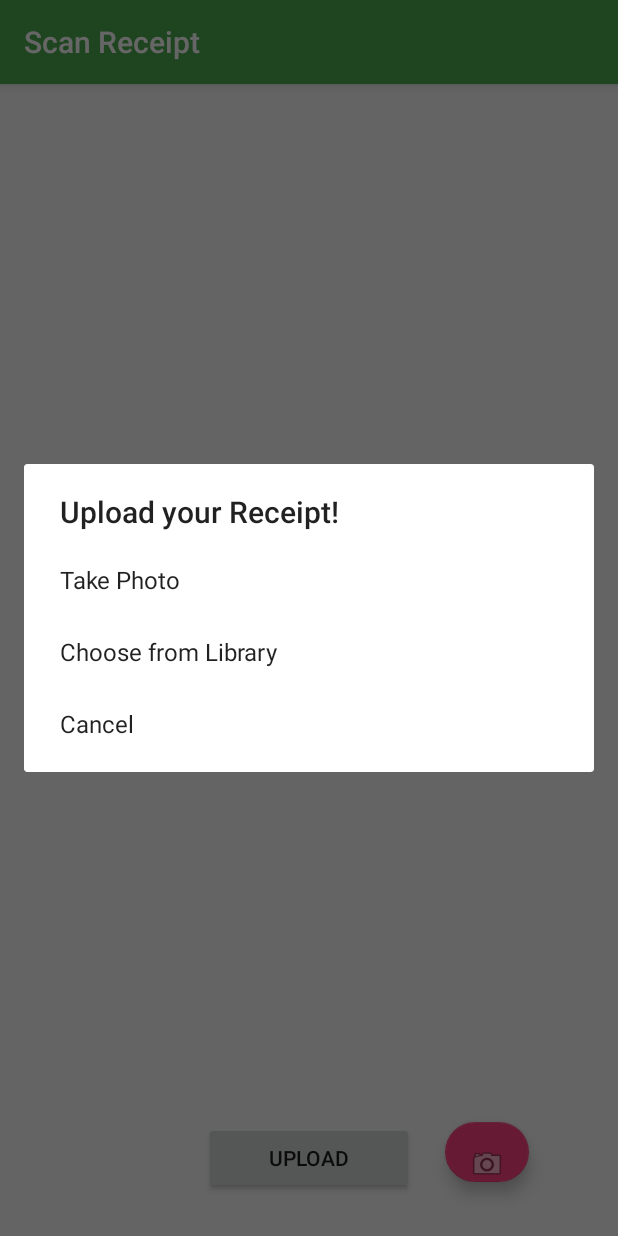
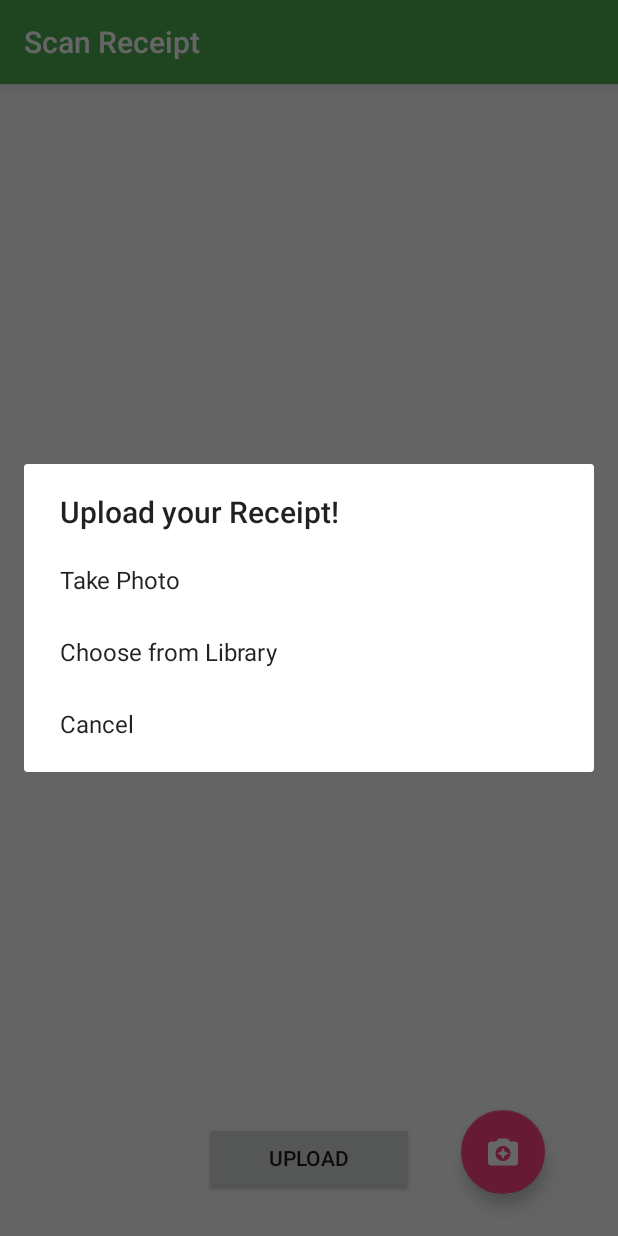
Before and after one commit to smitha272/Storeup-Android, an Android app: the fragment ScanReceipt shown on its own in the app's theme, after a tap on an icon or button, on a phone screen of 412 x 824 dp. Run offline under Robolectric (Android 15) with nearby library versions, the phone set to English and light mode, and no system bars; our stand-ins replace Firebase (no records; nobody signed in at launch, a user with empty details on screens opened directly).

Commit message:
Scan Receipt page view changes

```diff
--- /dev/null
+++ b/Application/storeup/app/src/main/res/drawable/borders.xml
@@ -0,0 +1,7 @@
+<?xml version="1.0" encoding="UTF-8"?>
+<shape xmlns:android="http://schemas.android.com/apk/res/android">
+    <solid android:color="#FFFFFF" />
+    <stroke android:width="1dp" android:color="#000000" />
+    <padding android:left="1dp" android:top="1dp" android:right="1dp"
+        android:bottom="1dp" />
+</shape>
--- a/Application/storeup/app/src/main/res/layout/user_scanreceipt_fragment.xml
+++ b/Application/storeup/app/src/main/res/layout/user_scanreceipt_fragment.xml
@@ -27,7 +27,7 @@
 
     <LinearLayout
         android:id="@+id/linearLayoutImgView"
-        android:layout_width="368dp"
+        android:layout_width="match_parent"
         android:layout_height="wrap_content"
         android:orientation="horizontal"
         android:paddingBottom="100dp"
@@ -40,28 +40,20 @@
         <ImageView
             android:id="@+id/imageView"
             android:layout_width="match_parent"
-            android:layout_height="200dp"
-            android:contentDescription="@string/descImage" />
+            android:layout_height="match_parent"
+            android:background="@drawable/borders"
+            android:contentDescription="@string/descImage"
+            android:scaleType="centerInside" />
     </LinearLayout>
 
     <android.support.design.widget.FloatingActionButton
         android:id="@+id/fab"
         android:layout_width="wrap_content"
-        android:layout_height="40dp"
-        android:layout_gravity="bottom|end"
-        app:layout_constraintBottom_toBottomOf="parent"
-        app:layout_constraintEnd_toEndOf="parent"
-        app:layout_constraintHorizontal_bias="0.912"
-        app:layout_constraintStart_toStartOf="parent"
-        app:layout_constraintTop_toBottomOf="@+id/linearLayoutImgView"
-        app:layout_constraintVertical_bias="0.625"
-        app:srcCompat="@android:drawable/ic_menu_camera"
-        tools:layout_editor_absoluteX="301dp"
-        android:layout_marginRight="15dp"
-        android:layout_alignTop="@+id/buttonUpload"
-        android:layout_alignRight="@+id/linearLayoutImgView"
-        android:layout_alignEnd="@+id/linearLayoutImgView"
-        android:layout_marginEnd="15dp" />
-
+        android:layout_height="wrap_content"
+        app:fabSize="normal"
+        android:layout_alignBottom="@+id/buttonUpload"
+        android:layout_marginStart="31dp"
+        android:src="@drawable/ic_camera_enhance_white_24dp"
+        android:layout_toEndOf="@+id/buttonUpload" />
 
 </RelativeLayout>
```
Also changed, not shown: Application/storeup/app/src/main/res/drawable/ic_camera_enhance_white_24dp.png (added).
